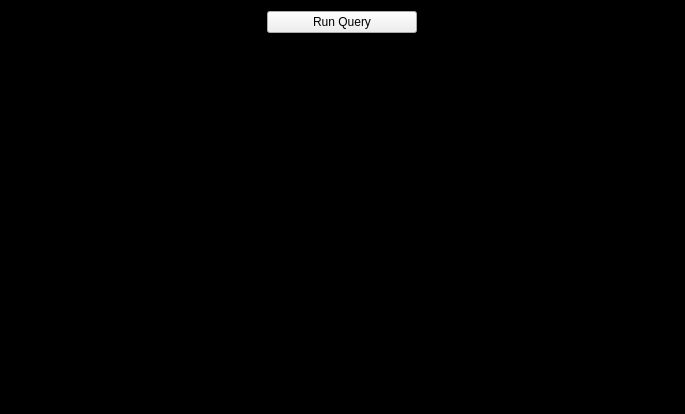
Qt form app/views/QueryView.ui (snorlax95/Goofy-SQL) before a commit.
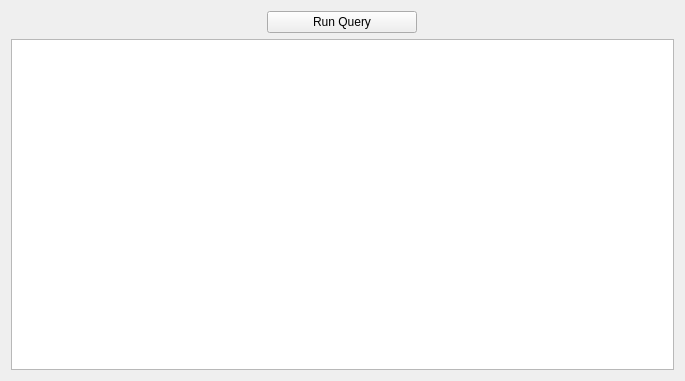
The same form after that commit.

Commit message: styling results table

The edit to the form file:
```diff
--- a/app/views/QueryView.ui
+++ b/app/views/QueryView.ui
@@ -7,7 +7,7 @@
     <x>0</x>
     <y>0</y>
     <width>685</width>
-    <height>414</height>
+    <height>381</height>
    </rect>
   </property>
   <property name="sizePolicy">
@@ -20,22 +20,10 @@
    <string>Form</string>
   </property>
   <property name="styleSheet">
-   <string notr="true">background-color: rgb(0, 0, 0);</string>
+   <string notr="true">
+</string>
   </property>
   <layout class="QGridLayout" name="gridLayout">
-   <item row="3" column="0">
-    <widget class="QTableView" name="QueryResultsTable">
-     <property name="styleSheet">
-      <string notr="true">color: rgb(255, 255, 255);
-background-color: rgb(25, 25, 25);
-alternate-background-color: rgb(51, 51, 51);
-QHeaderView::section { background-color:red }</string>
-     </property>
-     <property name="alternatingRowColors">
-      <bool>true</bool>
-     </property>
-    </widget>
-   </item>
    <item row="1" column="0">
     <widget class="QPlainTextEdit" name="QueryEdit">
      <property name="sizePolicy">
```
The commit also changes 3 other files.
